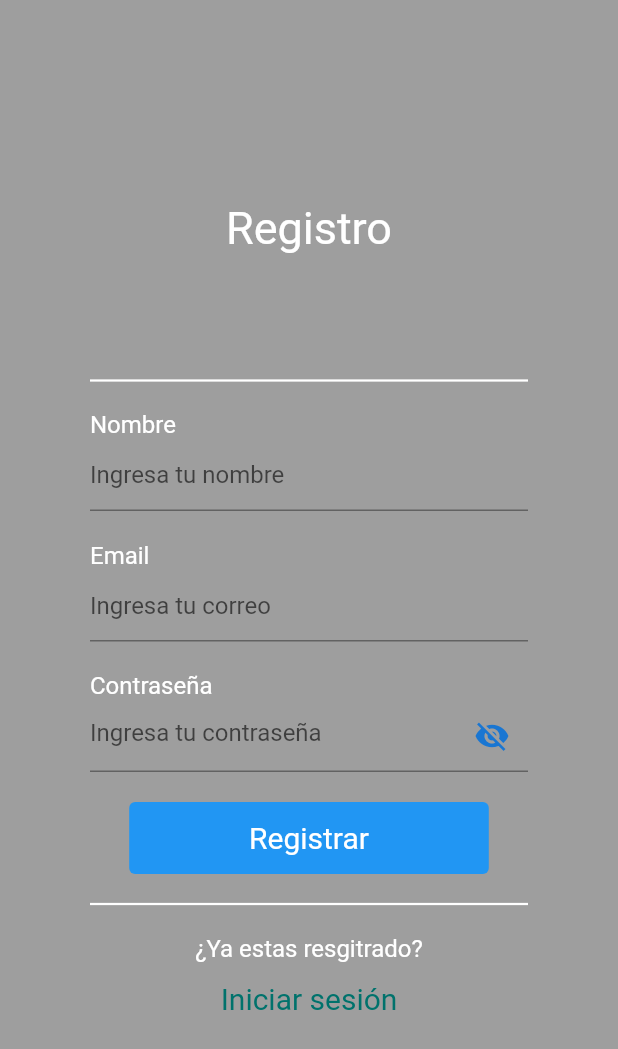
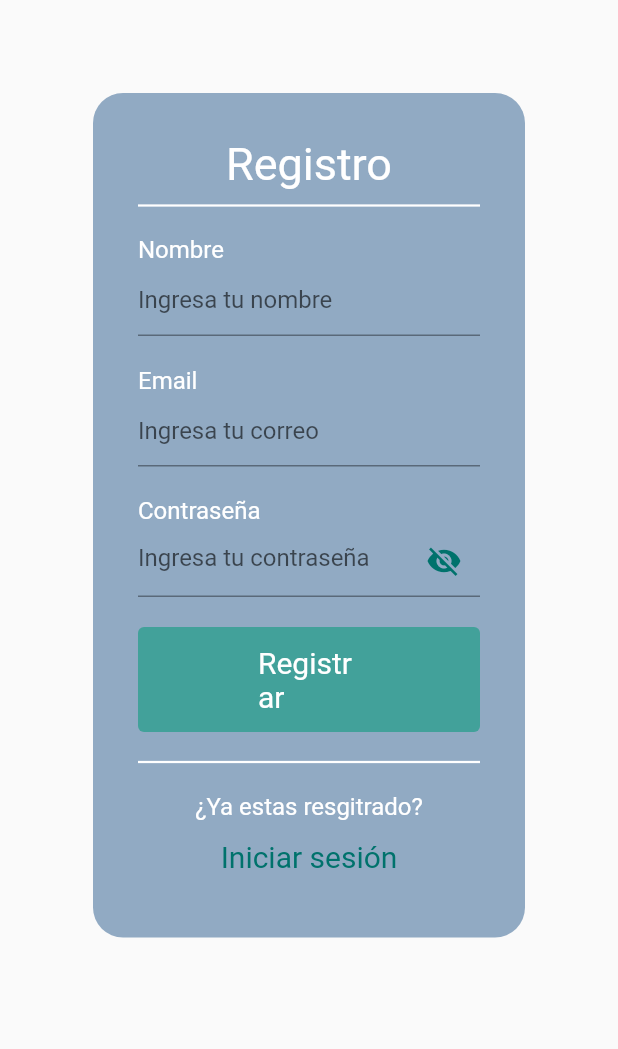
Before and after one commit to MarcosValdez/aplicativo-turismo, a Flutter app: the screen it shows after launch, after a tap on "Registrar", on a phone screen of 412 x 824 dp. Shown: the top 1049 px of the screen. Run offline on Flutter 3.47's test engine with Material 2 defaults, Android fonts, the light colour scheme and no system bars; our stand-ins replace carousel_slider, cloud_firestore, firebase_auth, firebase_core, firebase_storage, fluttertoast and 2 more; accounts and stored records are empty; Roboto replaces fonts that are missing (Georgia).

Commit message:
Update register

```diff
--- a/lib/screens/User/login.dart
+++ b/lib/screens/User/login.dart
@@ -36,7 +36,8 @@ class _LoginPageState extends State<LoginPage> {
 
   @override
   Widget build(BuildContext context) {
-    return Material(
+    return Scaffold(
+      body: Container(
           child: Form(
             key: _formKey,
             child: SingleChildScrollView(
@@ -59,7 +60,9 @@ class _LoginPageState extends State<LoginPage> {
                 ),
               ),
             ),
-    ));
+          )
+      ),
+        );
   }
 
   Widget txt_blanco(String texto, double sz) {
--- a/lib/screens/User/register.dart
+++ b/lib/screens/User/register.dart
@@ -5,6 +5,7 @@ import 'package:flutter/material.dart';
 import 'package:fluttertoast/fluttertoast.dart';
 
 import '../../Model/User/user_model.dart';
+import '../../color_constants.dart';
 
 class RegisterPage extends StatefulWidget {
   @override
@@ -42,19 +43,36 @@ class _RegisterPageState extends State<RegisterPage> {
   @override
   Widget build(BuildContext context) {
     return Scaffold(
-      backgroundColor: Colors.black38,
       body: Container(
+          child: Form(
+            key: _formKey,
+            child: SingleChildScrollView(
+              reverse: true,
+              padding: EdgeInsets.all(32),
+              child: Container(
                 decoration: BoxDecoration(
-            borderRadius: BorderRadius.circular(20), color: Colors.grey),
+                    borderRadius: BorderRadius.circular(20),
+                    color: ColorConstants.fondoForms),
                 padding: const EdgeInsets.all(30),
                 margin: const EdgeInsets.all(30),
-        child: Form(
-          key: _formKey,
+                child: Center(
                   child: Column(
                     mainAxisAlignment: MainAxisAlignment.spaceEvenly,
                     children: [
                       txt_blanco("Registro", 30),
-              Column(
+                      columna(),
+                    ],
+                  ),
+                ),
+              ),
+            ),
+          )
+      ),
+    );
+  }
+
+  Widget columna(){
+    return Column(
       mainAxisAlignment: MainAxisAlignment.end,
       children: [
         divider_blanco(),
@@ -67,11 +85,6 @@ class _RegisterPageState extends State<RegisterPage> {
         txt_blanco("¿Ya estas resgitrado?", 16),
         btn_login(),
       ],
-              )
-            ],
-          ),
-        ),
-      ),
     );
   }
 
@@ -169,7 +182,7 @@ class _RegisterPageState extends State<RegisterPage> {
                   _passwordVisible
                       ? Icons.visibility
                       : Icons.visibility_off,
-                  color: Theme.of(context).primaryColorDark,
+                  color: ColorConstants.primaryColor,
                 ),
                 onPressed: () {
                   // Update the state i.e. toogle the state of passwordVisible variable
@@ -204,7 +217,7 @@ class _RegisterPageState extends State<RegisterPage> {
             Positioned.fill(
               child: Container(
                 decoration:
-                const BoxDecoration(color: Colors.blue),
+                BoxDecoration(color: ColorConstants.secondaryColor),
               ),
             ),
             TextButton(
```
Lines whose indentation alone changed are shown as unchanged.
